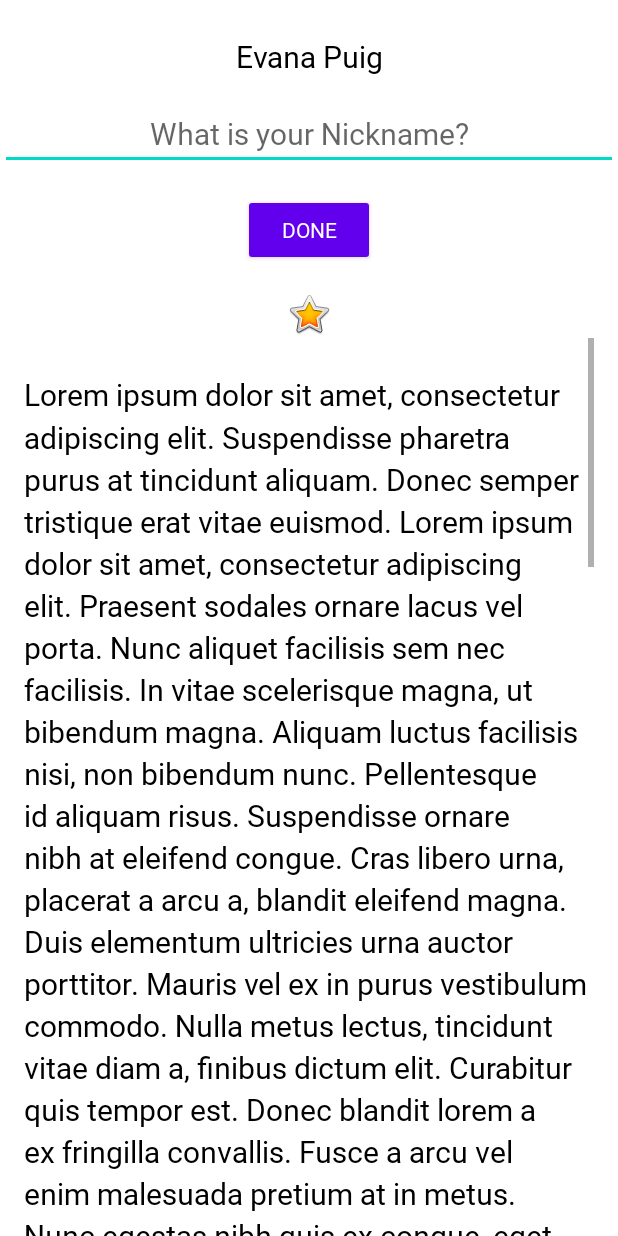
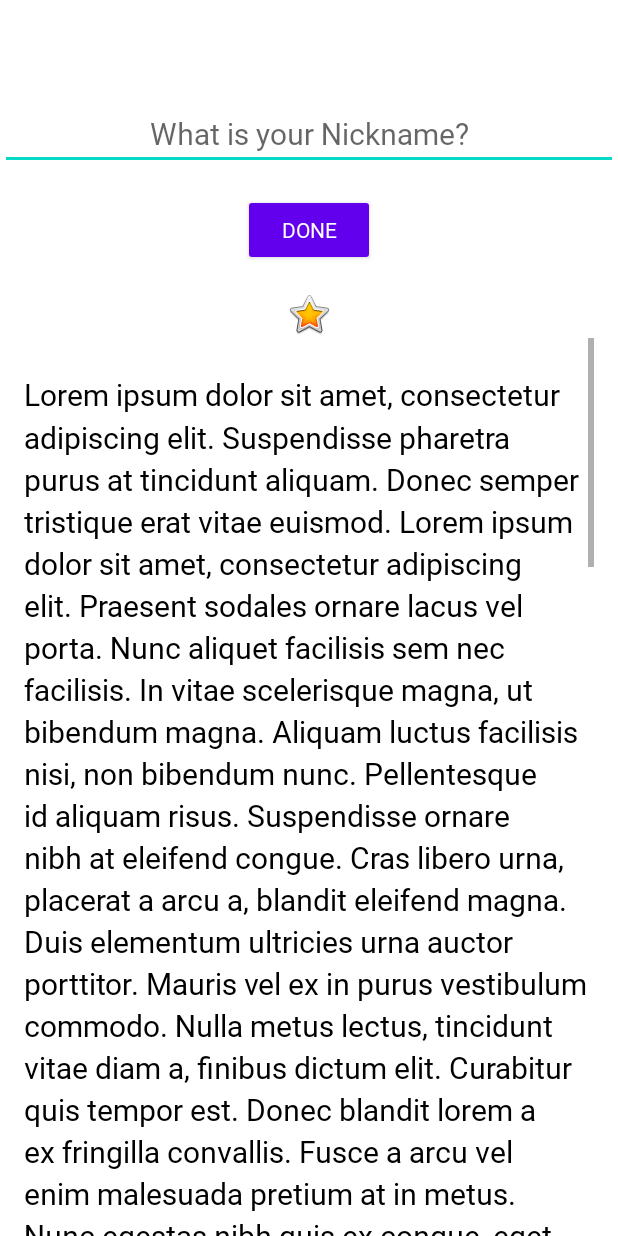
Before and after one commit to EvanaPuig/About-Me, an Android app: the layout activity_main.xml on its own in the app's theme, with its tools: preview values and no code run, on a phone screen of 412 x 824 dp. Run offline under Robolectric (Android 15) with nearby library versions, the phone set to English and light mode, and no system bars.

Commit message:
Binds the view and MainActivity.kt class with data binding

```diff
--- /dev/null
+++ b/app/src/main/java/com/evanamargain/aboutme/MyName.kt
@@ -0,0 +1,6 @@
+package com.evanamargain.aboutme
+
+data class MyName(
+    var name: String = "",
+    var nickname: String = ""
+)
--- a/app/src/main/res/layout/activity_main.xml
+++ b/app/src/main/res/layout/activity_main.xml
@@ -1,6 +1,12 @@
 <?xml version="1.0" encoding="utf-8"?>
 <layout xmlns:android="http://schemas.android.com/apk/res/android"
     xmlns:app="http://schemas.android.com/apk/res-auto">
+
+  <data>
+    <variable
+        name="myName"
+        type="com.evanamargain.aboutme.MyName" />
+  </data>
 
   <LinearLayout
     android:layout_width="match_parent"
@@ -12,7 +18,7 @@
       style="@style/NameStyle"
       android:layout_width="match_parent"
       android:layout_height="wrap_content"
-      android:text="@string/name"
+      android:text="@={myName.name}"
       android:textAlignment="center" />
 
     <EditText
@@ -41,9 +47,9 @@
       style="@style/NameStyle"
       android:layout_width="match_parent"
       android:layout_height="wrap_content"
-      android:text=""
       android:visibility="gone"
-      android:textAlignment="center"/>
+      android:textAlignment="center"
+      android:text="@={myName.nickname}"/>
 
     <ImageView
       android:id="@+id/star_image"
```
Also changed, not shown: app/src/main/java/com/evanamargain/aboutme/MainActivity.kt (+7 -4 lines).
